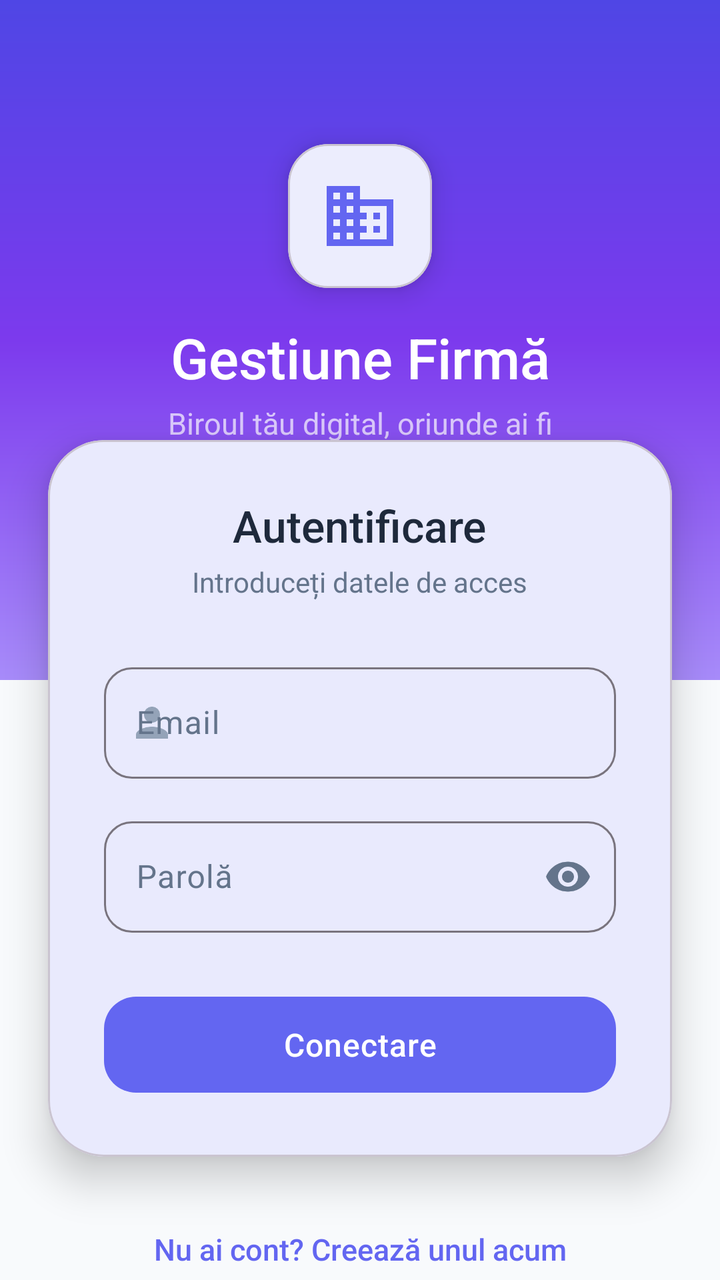
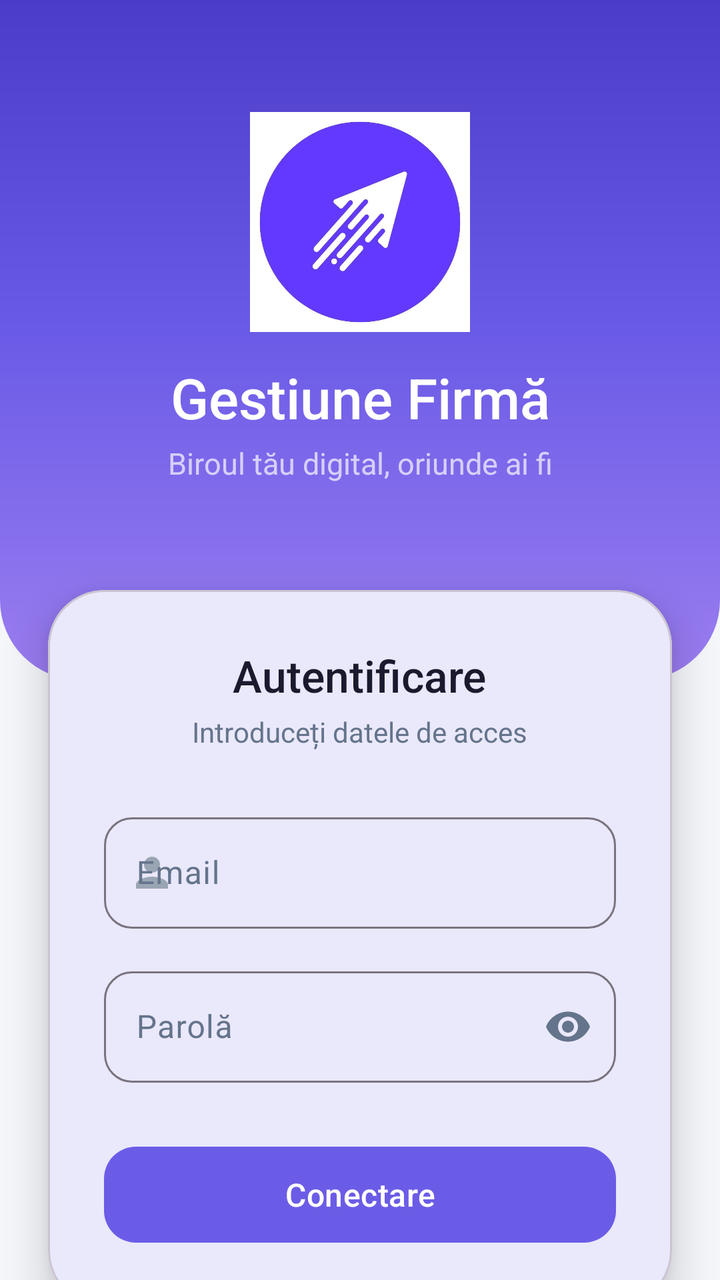

Two renders of the same Android screen: before a commit and after it. Below are the layout's source before the change and the commit's diff.
<!-- AndroidManifest.xml: application theme Theme.AplicatieGestiuneFirma -->
<!-- res/layout/activity_login.xml -->
<?xml version="1.0" encoding="utf-8"?>
<androidx.constraintlayout.widget.ConstraintLayout xmlns:android="http://schemas.android.com/apk/res/android"
    xmlns:app="http://schemas.android.com/apk/res-auto"
    android:layout_width="match_parent"
    android:layout_height="match_parent"
    android:background="@color/bg_premium"
    android:fitsSystemWindows="true">

    
    <View
        android:id="@+id/headerBg"
        android:layout_width="match_parent"
        android:layout_height="340dp"
        android:background="@drawable/bg_gradient_login"
        app:layout_constraintTop_toTopOf="parent" />

    
    <com.google.android.material.card.MaterialCardView
        android:id="@+id/cardLogo"
        android:layout_width="72dp"
        android:layout_height="72dp"
        android:layout_marginTop="72dp"
        app:cardCornerRadius="20dp"
        app:cardElevation="8dp"
        app:cardBackgroundColor="@color/white"
        app:layout_constraintEnd_toEndOf="parent"
        app:layout_constraintStart_toStartOf="parent"
        app:layout_constraintTop_toTopOf="parent">
        <ImageView
            android:layout_width="40dp"
            android:layout_height="40dp"
            android:layout_gravity="center"
            android:src="@drawable/ic_company"
            app:tint="@color/primary_blue" />
    </com.google.android.material.card.MaterialCardView>

    <TextView
        android:id="@+id/tvLoginTitle"
        android:layout_width="wrap_content"
        android:layout_height="wrap_content"
        android:layout_marginTop="16dp"
        android:text="Gestiune Firmă"
        android:textColor="@color/white"
        android:textSize="28sp"
        android:fontFamily="sans-serif-medium"
        app:layout_constraintEnd_toEndOf="parent"
        app:layout_constraintStart_toStartOf="parent"
        app:layout_constraintTop_toBottomOf="@id/cardLogo" />

    <TextView
        android:id="@+id/tvSubtitle"
        android:layout_width="wrap_content"
        android:layout_height="wrap_content"
        android:layout_marginTop="4dp"
        android:text="Biroul tău digital, oriunde ai fi"
        android:textColor="#B0FFFFFF"
        android:textSize="15sp"
        android:fontFamily="sans-serif"
        app:layout_constraintEnd_toEndOf="parent"
        app:layout_constraintStart_toStartOf="parent"
        app:layout_constraintTop_toBottomOf="@id/tvLoginTitle" />

    
    <com.google.android.material.card.MaterialCardView
        android:id="@+id/cardLogin"
        android:layout_width="match_parent"
        android:layout_height="wrap_content"
        android:layout_marginHorizontal="24dp"
        android:layout_marginTop="220dp"
        app:cardCornerRadius="28dp"
        app:cardElevation="12dp"
        app:cardBackgroundColor="@color/white"
        app:layout_constraintTop_toTopOf="parent">

        <LinearLayout
            android:layout_width="match_parent"
            android:layout_height="wrap_content"
            android:gravity="center"
            android:orientation="vertical"
            android:padding="28dp">

            <TextView
                android:layout_width="wrap_content"
                android:layout_height="wrap_content"
                android:text="Autentificare"
                android:textColor="@color/text_main"
                android:textSize="22sp"
                android:fontFamily="sans-serif-medium" />

            <TextView
                android:layout_width="wrap_content"
                android:layout_height="wrap_content"
                android:layout_marginTop="4dp"
                android:text="Introduceți datele de acces"
                android:textColor="@color/text_secondary"
                android:textSize="14sp" />

            <com.google.android.material.textfield.TextInputLayout
                android:layout_width="match_parent"
                android:layout_height="wrap_content"
                android:layout_marginTop="28dp"
                android:hint="Email"
                app:boxCornerRadiusBottomEnd="14dp"
                app:boxCornerRadiusBottomStart="14dp"
                app:boxCornerRadiusTopEnd="14dp"
                app:boxCornerRadiusTopStart="14dp"
                app:startIconDrawable="@drawable/ic_person"
                app:startIconTint="@color/text_hint">
                <com.google.android.material.textfield.TextInputEditText
                    android:id="@+id/etEmail"
                    android:layout_width="match_parent"
                    android:layout_height="wrap_content"
                    android:inputType="textEmailAddress" />
            </com.google.android.material.textfield.TextInputLayout>

            <com.google.android.material.textfield.TextInputLayout
                android:layout_width="match_parent"
                android:layout_height="wrap_content"
                android:layout_marginTop="16dp"
                android:hint="Parolă"
                app:boxCornerRadiusBottomEnd="14dp"
                app:boxCornerRadiusBottomStart="14dp"
                app:boxCornerRadiusTopEnd="14dp"
                app:boxCornerRadiusTopStart="14dp"
                app:endIconMode="password_toggle">
                <com.google.android.material.textfield.TextInputEditText
                    android:id="@+id/etPassword"
                    android:layout_width="match_parent"
                    android:layout_height="wrap_content"
                    android:inputType="textPassword" />
            </com.google.android.material.textfield.TextInputLayout>

            <com.google.android.material.button.MaterialButton
                android:id="@+id/btnLogin"
                style="@style/ModernButton"
                android:layout_width="match_parent"
                android:layout_height="56dp"
                android:layout_marginTop="28dp"
                android:text="Conectare"
                android:textSize="16sp"
                app:cornerRadius="16dp" />

            <com.google.android.material.button.MaterialButton
                android:id="@+id/btnBiometric"
                style="@style/Widget.MaterialComponents.Button.OutlinedButton"
                android:layout_width="match_parent"
                android:layout_height="52dp"
                android:layout_marginTop="12dp"
                android:text="Autentificare cu Amprenta"
                android:textSize="14sp"
                android:visibility="gone"
                app:cornerRadius="16dp"
                app:icon="@drawable/ic_person"
                app:iconGravity="textStart" />

            <ProgressBar
                android:id="@+id/progressBar"
                android:layout_width="wrap_content"
                android:layout_height="wrap_content"
                android:layout_marginTop="16dp"
                android:visibility="gone" />

        </LinearLayout>
    </com.google.android.material.card.MaterialCardView>

    <TextView
        android:id="@+id/tvGoToRegister"
        android:layout_width="wrap_content"
        android:layout_height="wrap_content"
        android:layout_marginTop="24dp"
        android:padding="12dp"
        android:text="Nu ai cont? Creează unul acum"
        android:textColor="@color/primary_blue"
        android:textSize="15sp"
        android:fontFamily="sans-serif-medium"
        app:layout_constraintEnd_toEndOf="parent"
        app:layout_constraintStart_toStartOf="parent"
        app:layout_constraintTop_toBottomOf="@id/cardLogin" />

</androidx.constraintlayout.widget.ConstraintLayout>
<!-- resources referenced by this layout -->
<resources>
  <color name="bg_premium">#F8FAFC</color>
  <color name="primary_blue">#6366F1</color>
  <color name="text_hint">#94A3B8</color>
  <color name="text_main">#1E293B</color>
  <color name="text_secondary">#64748B</color>
  <color name="white">#FFFFFFFF</color>
  <!-- drawable bg_gradient_login (drawable) -->
  <?xml version="1.0" encoding="utf-8"?>
  <shape xmlns:android="http://schemas.android.com/apk/res/android">
      <gradient
          android:angle="160"
          android:startColor="#4F46E5"
          android:centerColor="#7C3AED"
          android:endColor="#A78BFA"
          android:type="linear" />
  </shape>
  <!-- drawable ic_company (drawable) -->
  <vector xmlns:android="http://schemas.android.com/apk/res/android"
      android:width="24dp"
      android:height="24dp"
      android:viewportWidth="24"
      android:viewportHeight="24">
      <path
          android:fillColor="#FFFFFF"
          android:pathData="M12,7V3H2v18h20V7H12zM6,19H4v-2h2v2zM6,15H4v-2h2v2zM6,11H4V9h2v2zM6,7H4V5h2v2zM10,19H8v-2h2v2zM10,15H8v-2h2v2zM10,11H8V9h2v2zM10,7H8V5h2v2zM20,19h-8v-2h2v-2h-2v-2h2v-2h-2V9h8v10zM18,11h-2v2h2v-2zM18,15h-2v2h2v-2z" />
  </vector>
  <!-- drawable ic_person (drawable) -->
  <vector xmlns:android="http://schemas.android.com/apk/res/android"
      android:width="24dp"
      android:height="24dp"
      android:viewportWidth="24"
      android:viewportHeight="24">
      <path
          android:fillColor="#FFFFFF"
          android:pathData="M12,12c2.21,0 4,-1.79 4,-4s-1.79,-4 -4,-4 -4,1.79 -4,4 1.79,4 4,4zM12,14c-2.67,0 -8,1.34 -8,4v2h16v-2c0,-2.66 -5.33,-4 -8,-4z" />
  </vector>
  <style name="ModernButton" parent="Widget.Material3.Button">
          <item name="cornerRadius">14dp</item>
          <item name="android:textAllCaps">false</item>
          <item name="android:letterSpacing">0.02</item>
      </style>
  <style name="Theme.AplicatieGestiuneFirma" parent="Base.Theme.AplicatieGestiuneFirma" />
  <style name="Base.Theme.AplicatieGestiuneFirma" parent="Theme.Material3.DayNight.NoActionBar">
          <item name="colorPrimary">@color/primary_blue</item>
          <item name="colorPrimaryContainer">@color/primary_surface</item>
          <item name="colorOnPrimaryContainer">@color/primary_deep</item>
          <item name="colorSecondary">@color/accent_teal</item>
          <item name="colorSurface">@color/bg_surface</item>
          <item name="colorOnSurface">@color/text_main</item>
          <item name="colorOnSurfaceVariant">@color/text_secondary</item>
          <item name="android:statusBarColor">@android:color/transparent</item>
          <item name="android:navigationBarColor">@color/bg_surface</item>
          <item name="android:windowLightStatusBar">false</item>
          <item name="shapeAppearanceSmallComponent">@style/ShapeSmall</item>
          <item name="shapeAppearanceMediumComponent">@style/ShapeMedium</item>
      </style>
  <color name="primary_surface">#EEF2FF</color>
  <color name="primary_deep">#4F46E5</color>
  <color name="accent_teal">#14B8A6</color>
  <color name="bg_surface">#FFFFFF</color>
  <style name="ShapeSmall" parent="ShapeAppearance.Material3.SmallComponent">
          <item name="cornerSize">12dp</item>
      </style>
  <style name="ShapeMedium" parent="ShapeAppearance.Material3.MediumComponent">
          <item name="cornerSize">20dp</item>
      </style>
</resources>

<!-- the commit's change to res/layout/activity_login.xml (unified diff, before → after) -->
@@ -15,30 +15,21 @@
         app:layout_constraintTop_toTopOf="parent" />
 
     
-    <com.google.android.material.card.MaterialCardView
+    <ImageView
         android:id="@+id/cardLogo"
-        android:layout_width="72dp"
-        android:layout_height="72dp"
-        android:layout_marginTop="72dp"
-        app:cardCornerRadius="20dp"
-        app:cardElevation="8dp"
-        app:cardBackgroundColor="@color/white"
+        android:layout_width="110dp"
+        android:layout_height="110dp"
+        android:layout_marginTop="56dp"
+        android:src="@drawable/logo_weblift"
         app:layout_constraintEnd_toEndOf="parent"
         app:layout_constraintStart_toStartOf="parent"
-        app:layout_constraintTop_toTopOf="parent">
-        <ImageView
-            android:layout_width="40dp"
-            android:layout_height="40dp"
-            android:layout_gravity="center"
-            android:src="@drawable/ic_company"
-            app:tint="@color/primary_blue" />
-    </com.google.android.material.card.MaterialCardView>
+        app:layout_constraintTop_toTopOf="parent" />
 
     <TextView
         android:id="@+id/tvLoginTitle"
         android:layout_width="wrap_content"
         android:layout_height="wrap_content"
-        android:layout_marginTop="16dp"
+        android:layout_marginTop="14dp"
         android:text="Gestiune Firmă"
         android:textColor="@color/white"
         android:textSize="28sp"
@@ -66,7 +57,7 @@
         android:layout_width="match_parent"
         android:layout_height="wrap_content"
         android:layout_marginHorizontal="24dp"
-        android:layout_marginTop="220dp"
+        android:layout_marginTop="295dp"
         app:cardCornerRadius="28dp"
         app:cardElevation="12dp"
         app:cardBackgroundColor="@color/white"
<!-- resource entries referenced after the edit -->
@@ -1,31 +1,24 @@
 <!-- resources referenced by this layout -->
 <resources>
-  <color name="bg_premium">#F8FAFC</color>
-  <color name="primary_blue">#6366F1</color>
-  <color name="text_hint">#94A3B8</color>
-  <color name="text_main">#1E293B</color>
+  <color name="bg_premium">#F5F6FA</color>
+  <color name="primary_blue">#6B5CE7</color>
+  <color name="text_hint">#9AA5B4</color>
+  <color name="text_main">#1A1A2E</color>
   <color name="text_secondary">#64748B</color>
   <color name="white">#FFFFFFFF</color>
   <!-- drawable bg_gradient_login (drawable) -->
   <?xml version="1.0" encoding="utf-8"?>
   <shape xmlns:android="http://schemas.android.com/apk/res/android">
       <gradient
-          android:angle="160"
-          android:startColor="#4F46E5"
-          android:centerColor="#7C3AED"
-          android:endColor="#A78BFA"
+          android:angle="150"
+          android:startColor="#4B3DC8"
+          android:centerColor="#6B5CE7"
+          android:endColor="#9B7DF0"
           android:type="linear" />
+      <corners
+          android:bottomLeftRadius="40dp"
+          android:bottomRightRadius="40dp" />
   </shape>
-  <!-- drawable ic_company (drawable) -->
-  <vector xmlns:android="http://schemas.android.com/apk/res/android"
-      android:width="24dp"
-      android:height="24dp"
-      android:viewportWidth="24"
-      android:viewportHeight="24">
-      <path
-          android:fillColor="#FFFFFF"
-          android:pathData="M12,7V3H2v18h20V7H12zM6,19H4v-2h2v2zM6,15H4v-2h2v2zM6,11H4V9h2v2zM6,7H4V5h2v2zM10,19H8v-2h2v2zM10,15H8v-2h2v2zM10,11H8V9h2v2zM10,7H8V5h2v2zM20,19h-8v-2h2v-2h-2v-2h2v-2h-2V9h8v10zM18,11h-2v2h2v-2zM18,15h-2v2h2v-2z" />
-  </vector>
   <!-- drawable ic_person (drawable) -->
   <vector xmlns:android="http://schemas.android.com/apk/res/android"
       android:width="24dp"
@@ -36,10 +29,14 @@
           android:fillColor="#FFFFFF"
           android:pathData="M12,12c2.21,0 4,-1.79 4,-4s-1.79,-4 -4,-4 -4,1.79 -4,4 1.79,4 4,4zM12,14c-2.67,0 -8,1.34 -8,4v2h16v-2c0,-2.66 -5.33,-4 -8,-4z" />
   </vector>
+  <!-- drawable logo_weblift: png bitmap (drawable, 33067 bytes) -->
   <style name="ModernButton" parent="Widget.Material3.Button">
-          <item name="cornerRadius">14dp</item>
+          <item name="cornerRadius">28dp</item>
           <item name="android:textAllCaps">false</item>
-          <item name="android:letterSpacing">0.02</item>
+          <item name="android:letterSpacing">0.01</item>
+          <item name="android:textSize">15sp</item>
+          <item name="android:paddingTop">6dp</item>
+          <item name="android:paddingBottom">6dp</item>
       </style>
   <style name="Theme.AplicatieGestiuneFirma" parent="Base.Theme.AplicatieGestiuneFirma" />
   <style name="Base.Theme.AplicatieGestiuneFirma" parent="Theme.Material3.DayNight.NoActionBar">
@@ -56,15 +53,15 @@
           <item name="shapeAppearanceSmallComponent">@style/ShapeSmall</item>
           <item name="shapeAppearanceMediumComponent">@style/ShapeMedium</item>
       </style>
-  <color name="primary_surface">#EEF2FF</color>
-  <color name="primary_deep">#4F46E5</color>
+  <color name="primary_surface">#F0EEFB</color>
+  <color name="primary_deep">#5048C8</color>
   <color name="accent_teal">#14B8A6</color>
   <color name="bg_surface">#FFFFFF</color>
   <style name="ShapeSmall" parent="ShapeAppearance.Material3.SmallComponent">
-          <item name="cornerSize">12dp</item>
+          <item name="cornerSize">14dp</item>
       </style>
   <style name="ShapeMedium" parent="ShapeAppearance.Material3.MediumComponent">
-          <item name="cornerSize">20dp</item>
+          <item name="cornerSize">24dp</item>
       </style>
 </resources>
 
